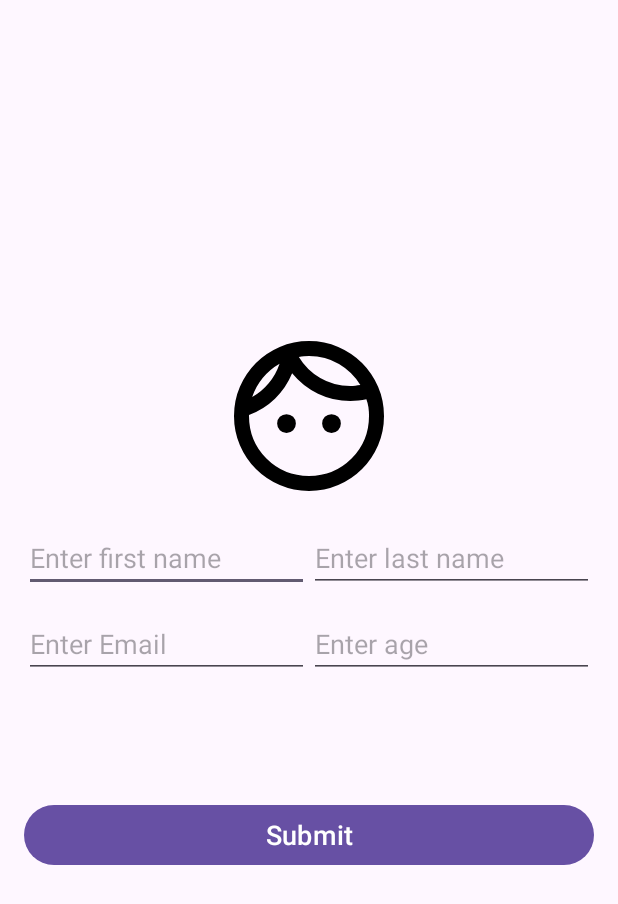
After one commit to Mukarrim/MyAndroidLearning, an Android app: the layout activity_constraint.xml on its own in the app's theme, with its tools: preview values and no code run, on a phone screen of 412 x 824 dp. The commit adds this screen. Shown: the top 904 px of the screen. Run offline under Robolectric (Android 15) with nearby library versions, the phone set to English and light mode, and no system bars.

Commit message:
Added new UI examples

```diff
--- /dev/null
+++ b/app/src/main/res/drawable/face.xml
@@ -0,0 +1,9 @@
+<vector xmlns:android="http://schemas.android.com/apk/res/android"
+    android:width="24dp"
+    android:height="24dp"
+    android:viewportWidth="960"
+    android:viewportHeight="960">
+  <path
+      android:fillColor="#FF000000"
+      android:pathData="M360,570q-21,0 -35.5,-14.5T310,520q0,-21 14.5,-35.5T360,470q21,0 35.5,14.5T410,520q0,21 -14.5,35.5T360,570ZM600,570q-21,0 -35.5,-14.5T550,520q0,-21 14.5,-35.5T600,470q21,0 35.5,14.5T650,520q0,21 -14.5,35.5T600,570ZM480,800q134,0 227,-93t93,-227q0,-24 -3,-46.5T786,390q-21,5 -42,7.5t-44,2.5q-91,0 -172,-39T390,252q-32,78 -91.5,135.5T160,474v6q0,134 93,227t227,93ZM480,880q-83,0 -156,-31.5T197,763q-54,-54 -85.5,-127T80,480q0,-83 31.5,-156T197,197q54,-54 127,-85.5T480,80q83,0 156,31.5T763,197q54,54 85.5,127T880,480q0,83 -31.5,156T763,763q-54,54 -127,85.5T480,880ZM426,165q42,70 114,112.5T700,320q14,0 27,-1.5t27,-3.5q-42,-70 -114,-112.5T480,160q-14,0 -27,1.5t-27,3.5ZM177,379q51,-29 89,-75t57,-103q-51,29 -89,75t-57,103ZM426,165ZM323,201Z"/>
+</vector>
--- /dev/null
+++ b/app/src/main/res/layout/activity_constraint.xml
@@ -0,0 +1,85 @@
+<?xml version="1.0" encoding="utf-8"?>
+<androidx.constraintlayout.widget.ConstraintLayout xmlns:android="http://schemas.android.com/apk/res/android"
+    xmlns:app="http://schemas.android.com/apk/res-auto"
+    android:layout_width="match_parent"
+    android:layout_height="match_parent"
+    android:padding="16dp">
+
+    <ImageView
+        android:id="@+id/imageView"
+        android:layout_width="120dp"
+        android:layout_height="120dp"
+        android:contentDescription="@string/user_icon"
+        android:src="@drawable/face"
+        app:layout_constraintBottom_toBottomOf="parent"
+        app:layout_constraintEnd_toEndOf="parent"
+        app:layout_constraintStart_toStartOf="parent"
+        app:layout_constraintTop_toTopOf="parent"
+        app:layout_constraintVertical_bias=".3" />
+
+    <EditText
+        android:id="@+id/tvFirstName"
+        android:layout_width="0dp"
+        android:layout_height="wrap_content"
+        android:layout_marginTop="12dp"
+        android:layout_weight="1"
+        android:hint="@string/enter_first_name"
+        android:inputType="text"
+        app:constraint_referenced_ids="imageView,tvLastName"
+        app:layout_constraintEnd_toStartOf="@+id/tvLastName"
+        app:layout_constraintStart_toStartOf="parent"
+        app:layout_constraintTop_toBottomOf="@+id/imageView" />
+
+    <EditText
+        android:id="@+id/tvLastName"
+        android:layout_width="0dp"
+        android:layout_height="wrap_content"
+        android:layout_marginTop="12dp"
+        android:layout_weight="1"
+        android:hint="@string/enter_last_name"
+        android:inputType="text"
+        app:constraint_referenced_ids="imageView,tvFirstName"
+        app:layout_constraintEnd_toEndOf="parent"
+        app:layout_constraintStart_toEndOf="@+id/tvFirstName"
+        app:layout_constraintTop_toBottomOf="@+id/imageView" />
+
+    <EditText
+        android:id="@+id/tvEmail"
+        android:layout_width="0dp"
+        android:layout_height="wrap_content"
+        android:layout_marginTop="12dp"
+        android:layout_weight="1"
+        android:hint="@string/enter_email"
+        android:inputType="textEmailAddress"
+        app:constraint_referenced_ids="tvFirstName,tvAge"
+        app:layout_constraintEnd_toStartOf="@+id/tvAge"
+        app:layout_constraintStart_toStartOf="parent"
+        app:layout_constraintTop_toBottomOf="@+id/tvFirstName" />
+
+    <EditText
+        android:id="@+id/tvAge"
+        android:layout_width="0dp"
+        android:layout_height="wrap_content"
+        android:layout_marginTop="12dp"
+        android:layout_weight="1"
+        android:hint="@string/enter_age"
+        android:inputType="number"
+        app:constraint_referenced_ids="tvFirstName,tvEmail"
+        app:layout_constraintEnd_toEndOf="parent"
+        app:layout_constraintStart_toEndOf="@+id/tvEmail"
+        app:layout_constraintTop_toBottomOf="@+id/tvFirstName" />
+
+    <Button
+        android:id="@+id/button"
+        android:layout_width="match_parent"
+        android:layout_height="wrap_content"
+        android:layout_marginTop="24dp"
+        android:text="@string/submit"
+        android:textSize="18sp"
+        app:layout_constraintBottom_toBottomOf="parent"
+        app:layout_constraintEnd_toEndOf="parent"
+        app:layout_constraintStart_toStartOf="parent"
+        app:layout_constraintTop_toBottomOf="@+id/tvEmail"
+        app:layout_constraintVertical_bias=".2" />
+
+</androidx.constraintlayout.widget.ConstraintLayout>
--- a/app/src/main/res/values/strings.xml
+++ b/app/src/main/res/values/strings.xml
@@ -95,4 +95,8 @@
         "when a user tries to pick up one of cards.\n\n"
     </string>
     <string name="action_settings">Settings</string>
+    <string name="enter_first_name">Enter first name</string>
+    <string name="enter_last_name">Enter last name</string>
+    <string name="enter_age">Enter age</string>
+    <string name="user_icon">User Icon</string>
 </resources>
```
Also changed, not shown: app/src/main/res/layout/activity_linear.xml (added, +69 -0 lines), app/src/main/res/layout/activity_relative.xml (added, +83 -0 lines).
